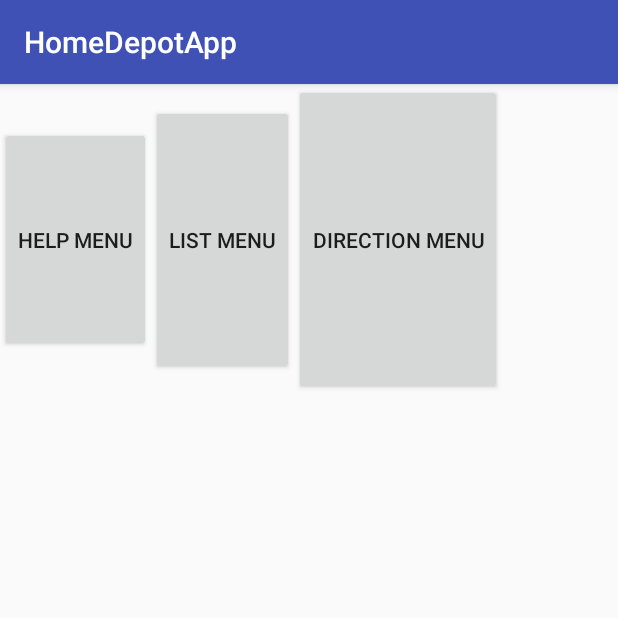
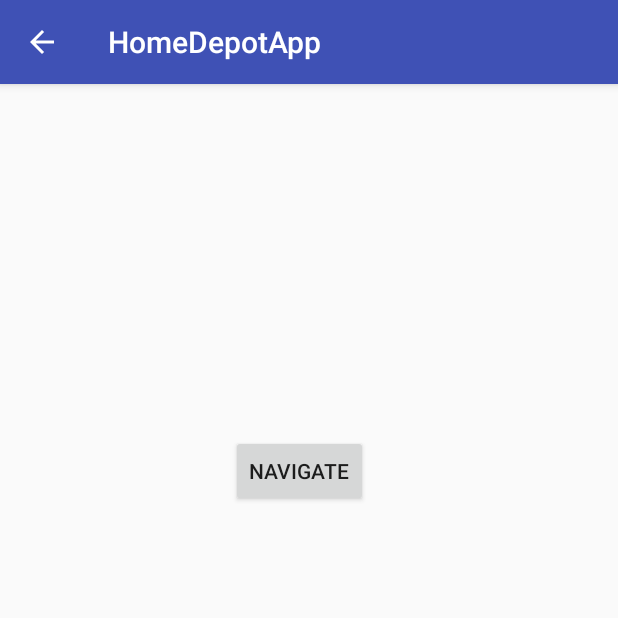
Before and after one commit to IshanArya/Beacon, an Android app: the SearchActivity screen opened directly, with no data from a screen before it, on a phone screen of 412 x 824 dp, the top half of it. Run offline under Robolectric (Android 15) with nearby library versions, the light colour scheme and no system bars.

Commit message:
edited workflow

```diff
--- a/HomeDepotApp/app/src/main/AndroidManifest.xml
+++ b/HomeDepotApp/app/src/main/AndroidManifest.xml
@@ -17,7 +17,9 @@
             </intent-filter>
         </activity>
         <activity android:name=".HelpActivity" />
-        <activity android:name=".SearchActivity" />
+        <activity android:name=".SearchActivity"
+            android:parentActivityName=".MainActivity"
+            />
         <activity android:name=".NavigationActivity" />
         <activity android:name=".ListActivity" />
     </application>
--- a/HomeDepotApp/app/src/main/java/com/hackathon/fellas/homedepotapp/MainActivity.kt
+++ b/HomeDepotApp/app/src/main/java/com/hackathon/fellas/homedepotapp/MainActivity.kt
@@ -17,12 +17,12 @@
         }
 
         listButton.setOnClickListener {
-            val intent = Intent(this, SearchActivity::class.java)
+            val intent = Intent(this, ListActivity::class.java)
             startActivity(intent)
         }
 
-        directionButton.setOnClickListener {
-            val intent = Intent(this, NavigationActivity::class.java)
+        searchButton.setOnClickListener {
+            val intent = Intent(this, SearchActivity::class.java)
             startActivity(intent)
         }
 
--- a/HomeDepotApp/app/src/main/java/com/hackathon/fellas/homedepotapp/SearchActivity.kt
+++ b/HomeDepotApp/app/src/main/java/com/hackathon/fellas/homedepotapp/SearchActivity.kt
@@ -1,13 +1,22 @@
 package com.hackathon.fellas.homedepotapp
 
+import android.content.Intent
 import android.os.Bundle
 import android.support.v7.app.AppCompatActivity
+import kotlinx.android.synthetic.main.activity_search.navigationButton
 
 
 class SearchActivity : AppCompatActivity() {
 
     override fun onCreate(savedInstanceState: Bundle?) {
         super.onCreate(savedInstanceState)
-        setContentView(R.layout.activity_main)
+        setContentView(R.layout.activity_search)
+
+        navigationButton.setOnClickListener {
+            val intent = Intent(this, NavigationActivity::class.java)
+            startActivity(intent)
+        }
+
     }
+
 }
--- a/HomeDepotApp/app/src/main/res/layout/activity_main.xml
+++ b/HomeDepotApp/app/src/main/res/layout/activity_main.xml
@@ -23,13 +23,13 @@
         android:text="List menu" />
 
     <Button
-        android:id="@+id/directionButton"
+        android:id="@+id/searchButton"
         android:layout_width="match_parent"
         android:layout_height="207dp"
-        android:layout_below="@+id/listButton"
         android:layout_alignParentBottom="true"
         android:layout_alignParentStart="true"
-        android:text="Direction menu" />
+        android:layout_below="@+id/listButton"
+        android:text="Search Menu" />
 
 
 
--- /dev/null
+++ b/HomeDepotApp/app/src/main/res/layout/activity_search.xml
@@ -0,0 +1,18 @@
+<?xml version="1.0" encoding="utf-8"?>
+<RelativeLayout xmlns:android="http://schemas.android.com/apk/res/android"
+    xmlns:app="http://schemas.android.com/apk/res-auto"
+    xmlns:tools="http://schemas.android.com/tools"
+    android:layout_width="wrap_content"
+    android:layout_height="wrap_content"
+    tools:context=".SearchActivity">
+
+    <Button
+        android:id="@+id/navigationButton"
+        android:layout_width="wrap_content"
+        android:layout_height="wrap_content"
+        android:layout_alignParentStart="true"
+        android:layout_alignParentTop="true"
+        android:layout_marginStart="154dp"
+        android:layout_marginTop="234dp"
+        android:text="Navigate" />
+</RelativeLayout>
```
